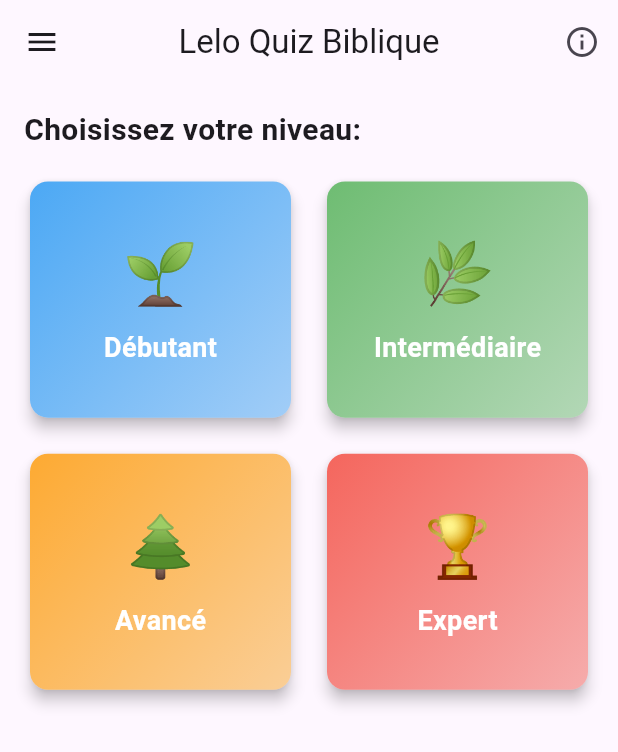
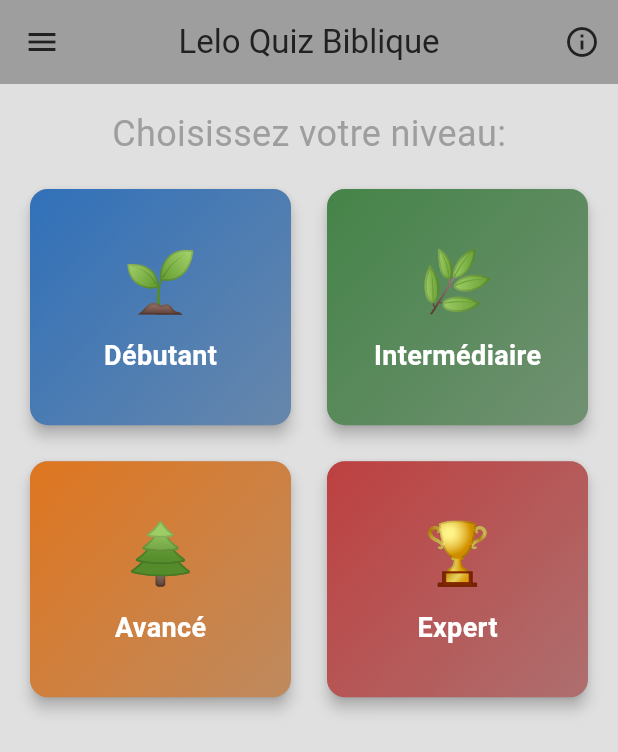
Before and after one commit to leloeduk/leloquiz, a Flutter app: the screen it shows after launch, on a phone screen of 412 x 824 dp. Shown: the top 752 px of the screen. Run offline on Flutter 3.47's test engine with Material 3 defaults, Android fonts, the phone set to English and light mode, and no system bars; our stand-ins replace shared_preferences.

Commit message:
fix: themeMode and some feartues

```diff
--- a/lib/main.dart
+++ b/lib/main.dart
@@ -13,6 +13,22 @@ class MyApp extends StatelessWidget {
   @override
   Widget build(BuildContext context) {
     return MaterialApp(
+      themeMode: ThemeMode.dark,
+      darkTheme: ThemeData(
+        colorScheme: ColorScheme(
+          brightness: Brightness.light,
+          primary: Colors.blue.shade800,
+          onPrimary: Colors.blue.shade300,
+          secondary: Colors.green.shade800,
+          onSecondary: Colors.green.shade300,
+          error: Colors.red.shade800,
+          onError: Colors.red.shade300,
+          surface: Colors.grey,
+          onSurface: Colors.grey.shade900,
+        ),
+        scaffoldBackgroundColor: Colors.grey.shade300,
+        fontFamily: 'Roboto',
+      ),
       title: 'Quiz Biblique',
       theme: ThemeData(primarySwatch: Colors.blue, fontFamily: 'Roboto'),
       home: SplashScreen(page: HomeScreen(), second: 5),
--- a/lib/presentation/home/screens/home_screen.dart
+++ b/lib/presentation/home/screens/home_screen.dart
@@ -12,22 +12,27 @@ class HomeScreen extends StatelessWidget {
       {
         'name': 'Débutant',
         'level': 'beginner',
-        'color': Colors.blue,
+        'color': Colors.blue.shade800,
         'emoji': '🌱',
       },
       {
         'name': 'Intermédiaire',
         'level': 'intermediate',
-        'color': Colors.green,
+        'color': Colors.green.shade800,
         'emoji': '🌿',
       },
       {
         'name': 'Avancé',
         'level': 'advanced',
-        'color': Colors.orange,
+        'color': Colors.orange.shade800,
         'emoji': '🌲',
       },
-      {'name': 'Expert', 'level': 'expert', 'color': Colors.red, 'emoji': '🏆'},
+      {
+        'name': 'Expert',
+        'level': 'expert',
+        'color': Colors.red.shade800,
+        'emoji': '🏆',
+      },
     ];
 
     return Scaffold(
@@ -45,19 +50,24 @@ class HomeScreen extends StatelessWidget {
         ],
       ),
       drawer: const DrawerScreen(),
-      body: Padding(
+
+      body: SafeArea(
+        child: Center(
+          child: Padding(
             padding: const EdgeInsets.all(16.0),
             child: Column(
-          crossAxisAlignment: CrossAxisAlignment.start,
+              // crossAxisAlignment: CrossAxisAlignment.start,
+              mainAxisAlignment: MainAxisAlignment.center,
               children: [
                 const Text(
                   'Choisissez votre niveau:',
-              style: TextStyle(fontSize: 20, fontWeight: FontWeight.bold),
+                  style: TextStyle(color: Colors.grey, fontSize: 24),
                 ),
                 const SizedBox(height: 16),
                 Expanded(
                   child: GridView.builder(
-                gridDelegate: const SliverGridDelegateWithFixedCrossAxisCount(
+                    gridDelegate:
+                        const SliverGridDelegateWithFixedCrossAxisCount(
                           crossAxisCount: 2,
                           crossAxisSpacing: 16,
                           mainAxisSpacing: 16,
@@ -76,6 +86,8 @@ class HomeScreen extends StatelessWidget {
                   ),
                 ),
               ],
+            ),
+          ),
         ),
       ),
     );
```
Lines whose indentation alone changed are shown as unchanged.
